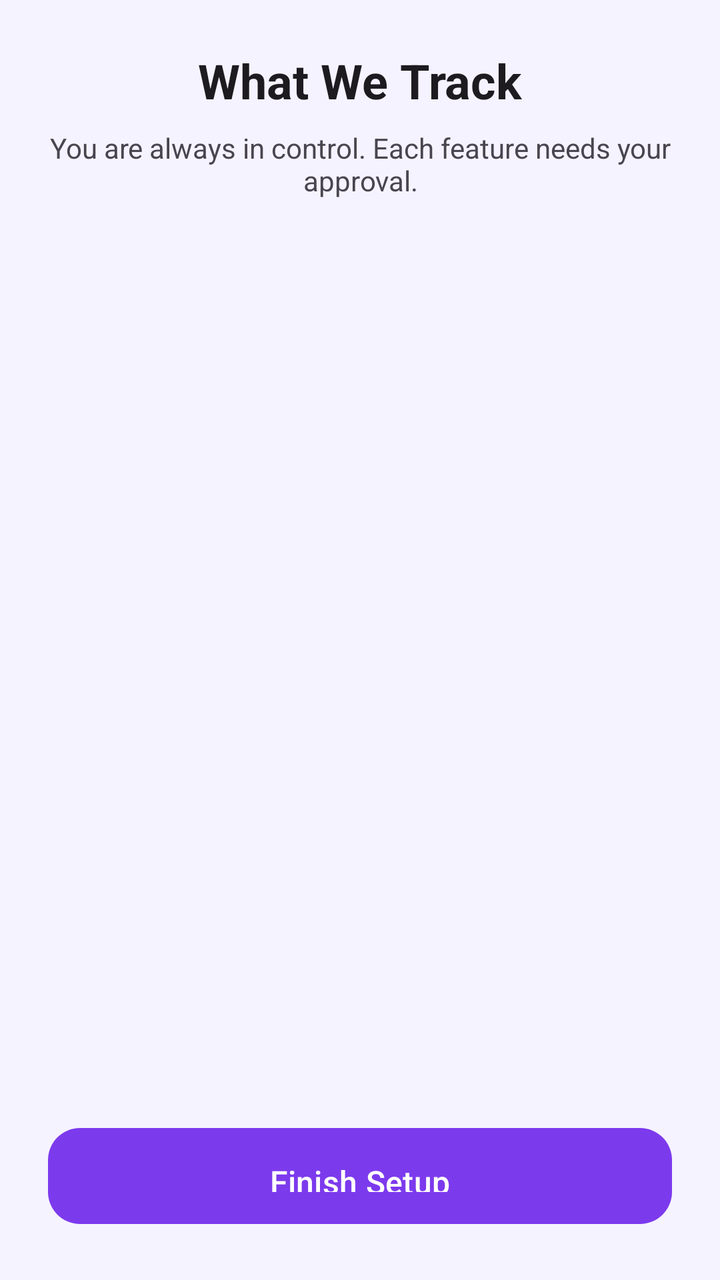
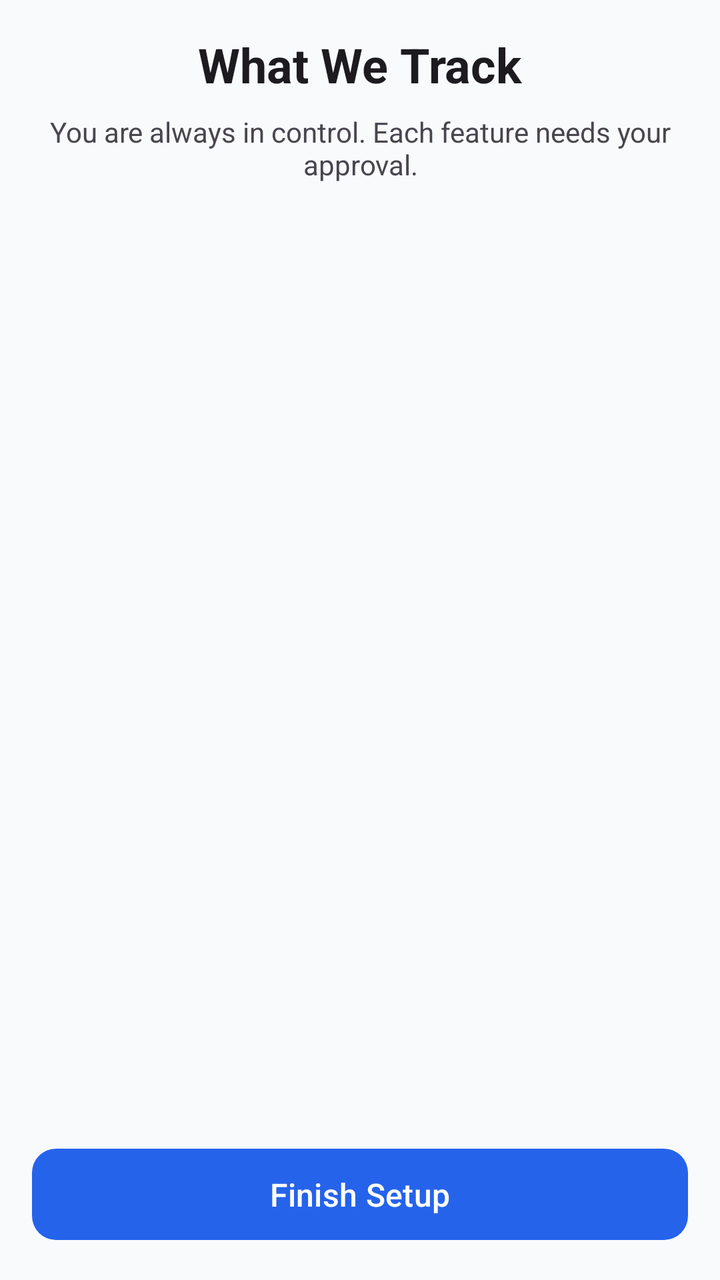

Screens rendered from an Android XML layout before and after an edit, with the pre-edit source and the edit as a unified diff.
<!-- AndroidManifest.xml: activity theme Theme.SafeGuardChild -->
<!-- res/layout/activity_consent.xml -->
<?xml version="1.0" encoding="utf-8"?>
<LinearLayout xmlns:android="http://schemas.android.com/apk/res/android"
    android:layout_width="match_parent"
    android:layout_height="match_parent"
    android:orientation="vertical"
    android:background="?android:colorBackground">

    
    <LinearLayout
        android:layout_width="match_parent"
        android:layout_height="wrap_content"
        android:orientation="vertical"
        android:padding="24dp"
        android:gravity="center">

        <TextView
            android:layout_width="wrap_content"
            android:layout_height="wrap_content"
            android:text="@string/consent_title"
            android:textSize="24sp"
            android:textStyle="bold"
            android:textColor="?android:textColorPrimary" />

        <TextView
            android:layout_width="wrap_content"
            android:layout_height="wrap_content"
            android:text="@string/consent_subtitle"
            android:textSize="14sp"
            android:textColor="?android:textColorSecondary"
            android:gravity="center"
            android:layout_marginTop="8dp" />
    </LinearLayout>

    
    <androidx.recyclerview.widget.RecyclerView
        android:id="@+id/rvConsents"
        android:layout_width="match_parent"
        android:layout_height="0dp"
        android:layout_weight="1"
        android:padding="16dp"
        android:clipToPadding="false" />

    
    <com.google.android.material.button.MaterialButton
        android:id="@+id/btnFinishSetup"
        android:layout_width="match_parent"
        android:layout_height="56dp"
        android:layout_margin="24dp"
        android:text="@string/finish_setup"
        style="@style/Widget.SafeGuard.Button.Primary" />
</LinearLayout>
<!-- resources referenced by this layout -->
<resources>
  <string name="consent_subtitle">You are always in control. Each feature needs your approval.</string>
  <string name="consent_title">What We Track</string>
  <string name="finish_setup">Finish Setup</string>
  <style name="Widget.SafeGuard.Button.Primary" parent="Widget.Material3.Button">
          <item name="cornerRadius">16dp</item>
          <item name="android:paddingTop">16dp</item>
          <item name="android:paddingBottom">16dp</item>
          <item name="android:textSize">16sp</item>
          <item name="android:fontFamily">sans-serif-medium</item>
          <item name="backgroundTint">@color/primary</item>
      </style>
  <style name="Theme.SafeGuardChild" parent="Theme.Material3.Light.NoActionBar">
          <item name="colorPrimary">@color/primary</item>
          <item name="colorPrimaryVariant">@color/primary_variant</item>
          <item name="colorSecondary">@color/secondary</item>
          <item name="colorOnPrimary">@color/white</item>
          <item name="colorOnSecondary">@color/white</item>
          <item name="android:colorBackground">@color/background_light</item>
          <item name="colorSurface">@color/surface_light</item>
          <item name="colorOnSurface">@color/text_primary_light</item>
          <item name="android:statusBarColor">@color/background_light</item>
          <item name="android:navigationBarColor">@color/background_light</item>
          <item name="android:windowLightStatusBar">true</item>
      </style>
  <color name="primary">#7C3AED</color>
  <color name="primary_variant">#5B21B6</color>
  <color name="secondary">#06B6D4</color>
  <color name="white">#FFFFFF</color>
  <color name="background_light">#F5F3FF</color>
  <color name="surface_light">#FFFFFF</color>
  <color name="text_primary_light">#1E1B4B</color>
</resources>

<!-- the commit's change to res/layout/activity_consent.xml (unified diff, before → after) -->
@@ -10,7 +10,7 @@
         android:layout_width="match_parent"
         android:layout_height="wrap_content"
         android:orientation="vertical"
-        android:padding="24dp"
+        android:padding="16dp"
         android:gravity="center">
 
         <TextView
@@ -44,8 +44,9 @@
     <com.google.android.material.button.MaterialButton
         android:id="@+id/btnFinishSetup"
         android:layout_width="match_parent"
-        android:layout_height="56dp"
-        android:layout_margin="24dp"
+        android:layout_height="wrap_content"
+            android:minHeight="48dp"
+        android:layout_margin="16dp"
         android:text="@string/finish_setup"
         style="@style/Widget.SafeGuard.Button.Primary" />
 </LinearLayout>
<!-- resource entries referenced after the edit -->
@@ -4,9 +4,10 @@
   <string name="consent_title">What We Track</string>
   <string name="finish_setup">Finish Setup</string>
   <style name="Widget.SafeGuard.Button.Primary" parent="Widget.Material3.Button">
-          <item name="cornerRadius">16dp</item>
-          <item name="android:paddingTop">16dp</item>
-          <item name="android:paddingBottom">16dp</item>
+          <item name="cornerRadius">12dp</item>
+          <item name="android:minHeight">48dp</item>
+          <item name="android:paddingTop">12dp</item>
+          <item name="android:paddingBottom">12dp</item>
           <item name="android:textSize">16sp</item>
           <item name="android:fontFamily">sans-serif-medium</item>
           <item name="backgroundTint">@color/primary</item>
@@ -24,12 +25,12 @@
           <item name="android:navigationBarColor">@color/background_light</item>
           <item name="android:windowLightStatusBar">true</item>
       </style>
-  <color name="primary">#7C3AED</color>
-  <color name="primary_variant">#5B21B6</color>
-  <color name="secondary">#06B6D4</color>
+  <color name="primary">#2563EB</color>
+  <color name="primary_variant">#1E40AF</color>
+  <color name="secondary">#3B82F6</color>
   <color name="white">#FFFFFF</color>
-  <color name="background_light">#F5F3FF</color>
+  <color name="background_light">#F8FAFC</color>
   <color name="surface_light">#FFFFFF</color>
-  <color name="text_primary_light">#1E1B4B</color>
+  <color name="text_primary_light">#0F172A</color>
 </resources>
 
